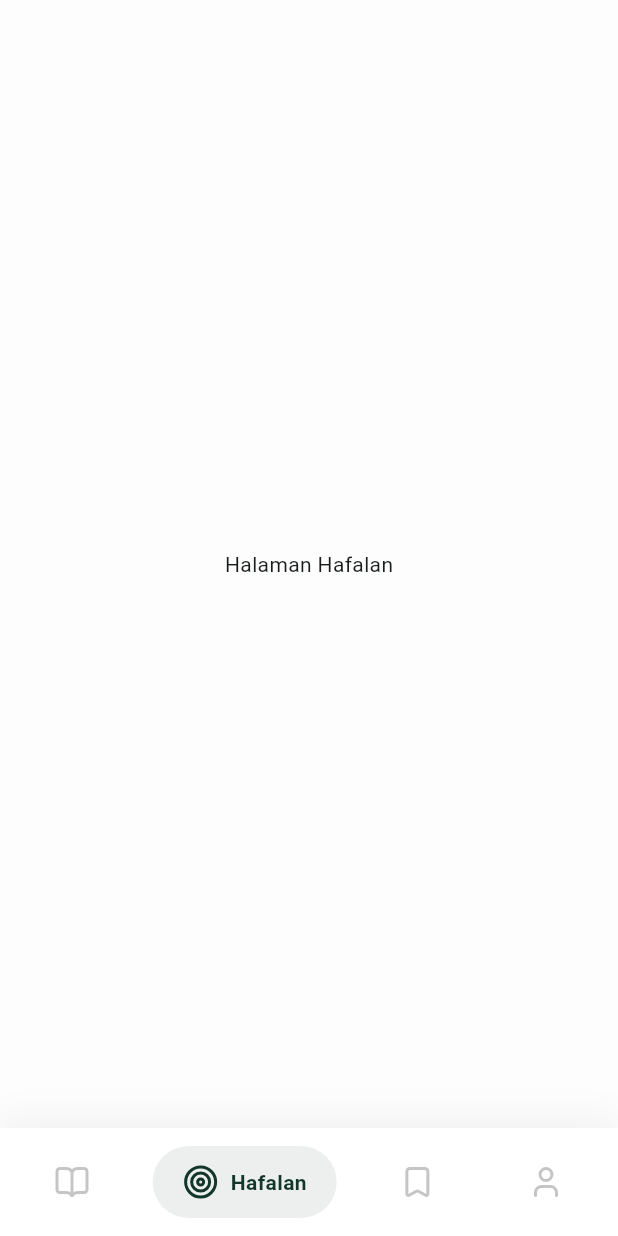
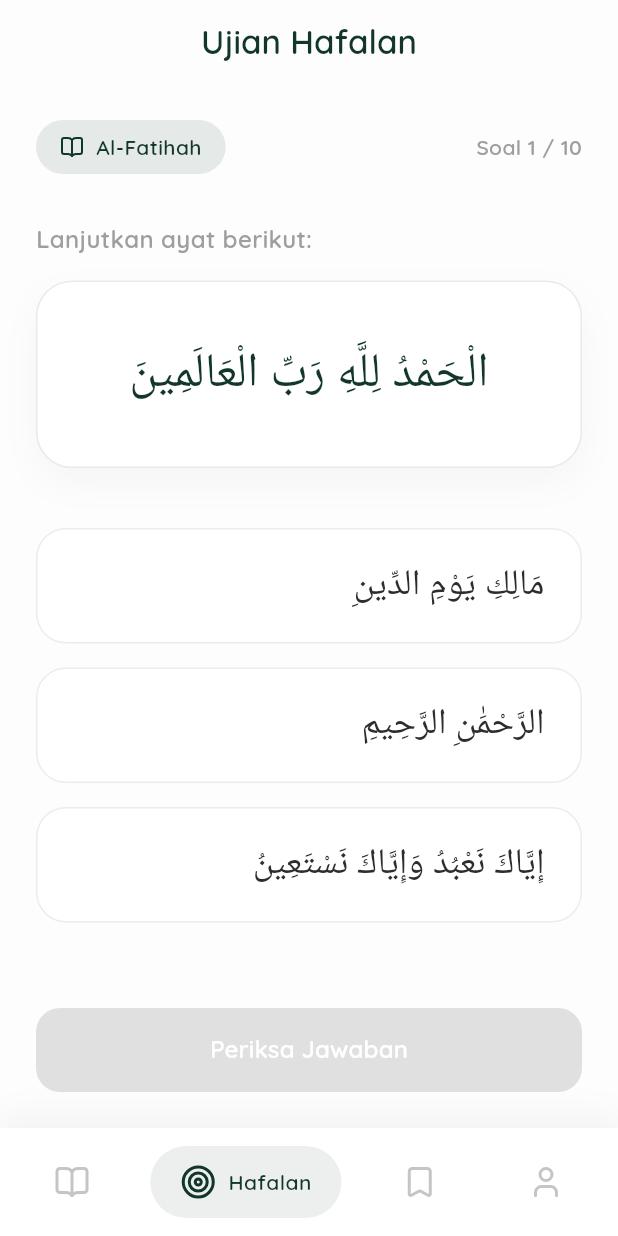
Before and after one commit to Riansyah5/mutqin_app, a Flutter app: the screen it shows after launch, item 2 of the bottom bar chosen, on a phone screen of 412 x 824 dp. Run offline on Flutter 3.47's test engine with Material 3 defaults, Android fonts, the phone set to English and light mode, and no system bars; drawn by our look-alikes of google_nav_bar; our stand-ins replace dio, just_audio, lucide_icons, sqflite, sqflite_common_ffi; accounts and stored records are empty; Roboto replaces fonts that are missing (Amiri, Poppins).

Commit message:
tambah fitur quiz untuk tes hafalan

```diff
--- a/assets/data/quran.json
+++ b/assets/data/quran.json
@@ -4,17 +4,42 @@
     "nama_latin": "Al-Fatihah",
     "nama_arab": "الفاتحة",
     "jumlah_ayat": 7,
-    "tempat_turun": "Makkah",
+    "tempat_turun": "Makkiyah",
     "ayat": [
       {
         "nomor_ayat": 1,
-        "teks_arab": "بِسْمِ اللَّهِ الرَّحْمَٰنِ الرَّحِيمِ",
-        "terjemahan": "Dengan nama Allah Yang Maha Pengasih, Maha Penyayang."
+        "teks_arab": "بِسْمِ اللّٰهِ الرَّحْمٰنِ الرَّحِيْمِ",
+        "terjemahan": "Dengan nama Allah Yang Maha Pengasih lagi Maha Penyayang."
       },
       {
         "nomor_ayat": 2,
-        "teks_arab": "الْحَمْدُ لِلَّهِ رَبِّ الْعَالَمِينَ",
-        "terjemahan": "Segala puji bagi Allah, Tuhan seluruh alam."
+        "teks_arab": "اَلْحَمْدُ لِلّٰهِ رَبِّ الْعٰلَمِيْنَۙ",
+        "terjemahan": "Segala puji bagi Allah, Tuhan semesta alam."
+      },
+      {
+        "nomor_ayat": 3,
+        "teks_arab": "الرَّحْمٰنِ الرَّحِيْمِۙ",
+        "terjemahan": "Yang Maha Pengasih lagi Maha Penyayang,"
+      },
+      {
+        "nomor_ayat": 4,
+        "teks_arab": "مٰلِكِ يَوْمِ الدِّيْنِۗ",
+        "terjemahan": "Pemilik hari Pembalasan."
+      },
+      {
+        "nomor_ayat": 5,
+        "teks_arab": "اِيَّاكَ نَعْبُدُ وَاِيَّاكَ نَسْتَعِيْنُۗ",
+        "terjemahan": "Hanya kepada Engkaulah kami menyembah dan hanya kepada Engkaulah kami memohon pertolongan."
+      },
+      {
+        "nomor_ayat": 6,
+        "teks_arab": "اِهْدِنَا الصِّرَاطَ الْمُسْتَقِيْمَۙ",
+        "terjemahan": "Bimbinglah kami ke jalan yang lurus,"
+      },
+      {
+        "nomor_ayat": 7,
+        "teks_arab": "صِرَاطَ الَّذِيْنَ اَنْعَمْتَ عَلَيْهِمْ ەۙ غَيْرِ الْمَغْضُوْبِ عَلَيْهِمْ وَلَا الضَّاۤلِّيْنَ ࣖ",
+        "terjemahan": "(yaitu) jalan orang-orang yang telah Engkau beri nikmat, bukan (jalan) mereka yang dimurkai dan bukan (pula jalan) orang-orang yang sesat."
       }
     ]
   },
--- a/lib/main.dart
+++ b/lib/main.dart
@@ -26,7 +26,7 @@ class MutqinApp extends StatelessWidget {
       debugShowCheckedModeBanner: false,
       theme: ThemeData(
         scaffoldBackgroundColor: const Color(0xFFFDFDFD), // Clean White
-        fontFamily: 'Poppins',
+        fontFamily: 'Quicksand-SemiBold', // Font utama yang bersih dan modern
         colorScheme: ColorScheme.fromSeed(
           seedColor: const Color(0xFF12372A), // Aesthetic Forest Green
           primary: const Color(0xFF12372A),
--- a/lib/screens/main_screen.dart
+++ b/lib/screens/main_screen.dart
@@ -2,6 +2,7 @@ import 'package:flutter/material.dart';
 import 'package:google_nav_bar/google_nav_bar.dart';
 import 'package:lucide_icons/lucide_icons.dart';
 import 'home_screen.dart';
+import 'quiz_screen.dart'; // Placeholder untuk halaman Hafalan
 
 class MainScreen extends StatefulWidget {
   const MainScreen({super.key});
@@ -16,7 +17,7 @@ class _MainScreenState extends State<MainScreen> {
   // Daftar halaman untuk setiap menu tab
   final List<Widget> _screens = [
     const HomeScreen(),
-    const Center(child: Text('Halaman Hafalan', style: TextStyle(fontFamily: 'Poppins'))), // Placeholder
+    const QuizScreen(),  // Placeholder untuk halaman Hafalan, Markah, dan Profil
     const Center(child: Text('Halaman Markah', style: TextStyle(fontFamily: 'Poppins'))),  // Placeholder
     const Center(child: Text('Halaman Profil', style: TextStyle(fontFamily: 'Poppins'))),   // Placeholder
   ];
--- /dev/null
+++ b/lib/screens/quiz_screen.dart
@@ -0,0 +1,223 @@
+import 'package:flutter/material.dart';
+import 'package:lucide_icons/lucide_icons.dart';
+
+class QuizScreen extends StatefulWidget {
+  const QuizScreen({super.key});
+
+  @override
+  State<QuizScreen> createState() => _QuizScreenState();
+}
+
+class _QuizScreenState extends State<QuizScreen> {
+  int? _selectedIndex;
+  bool _isAnswerChecked = false;
+
+  // --- DUMMY DATA KUIS ---
+  // Nantinya data ini diambil secara acak dari database SQLite Anda
+  final String _surahName = "Al-Fatihah";
+  final String _questionAyah = "الْحَمْدُ لِلَّهِ رَبِّ الْعَالَمِينَ"; // Ayat 2
+
+  final List<Map<String, dynamic>> _options = [
+    {"text": "مَالِكِ يَوْمِ الدِّينِ", "isCorrect": false}, // Ayat 4
+    {"text": "الرَّحْمَٰنِ الرَّحِيمِ", "isCorrect": true}, // Ayat 3 (Benar)
+    {"text": "إِيَّاكَ نَعْبُدُ وَإِيَّاكَ نَسْتَعِينُ", "isCorrect": false}, // Ayat 5
+  ];
+
+  void _checkAnswer() {
+    if (_selectedIndex != null) {
+      setState(() {
+        _isAnswerChecked = true;
+      });
+    }
+  }
+
+  void _nextQuestion() {
+    setState(() {
+      _selectedIndex = null;
+      _isAnswerChecked = false;
+      // TODO: Panggil fungsi untuk mengambil soal baru dari database
+    });
+  }
+
+  @override
+  Widget build(BuildContext context) {
+    return Scaffold(
+      backgroundColor: const Color(0xFFFDFDFD),
+      appBar: AppBar(
+        title: const Text(
+          'Ujian Hafalan',
+          style: TextStyle(fontWeight: FontWeight.bold, color: Color(0xFF12372A)),
+        ),
+        centerTitle: true,
+        backgroundColor: Colors.transparent,
+        elevation: 0,
+      ),
+      body: SafeArea(
+        child: Padding(
+          padding: const EdgeInsets.all(24.0),
+          child: Column(
+            crossAxisAlignment: CrossAxisAlignment.stretch,
+            children: [
+              // --- HEADER KUIS ---
+              Row(
+                mainAxisAlignment: MainAxisAlignment.spaceBetween,
+                children: [
+                  Container(
+                    padding: const EdgeInsets.symmetric(horizontal: 16, vertical: 8),
+                    decoration: BoxDecoration(
+                      color: const Color(0xFF12372A).withOpacity(0.1),
+                      borderRadius: BorderRadius.circular(20),
+                    ),
+                    child: Row(
+                      children: [
+                        const Icon(LucideIcons.bookOpen, size: 16, color: Color(0xFF12372A)),
+                        const SizedBox(width: 8),
+                        Text(
+                          _surahName,
+                          style: const TextStyle(
+                            color: Color(0xFF12372A),
+                            fontWeight: FontWeight.bold,
+                          ),
+                        ),
+                      ],
+                    ),
+                  ),
+                  const Text(
+                    'Soal 1 / 10',
+                    style: TextStyle(color: Colors.grey, fontWeight: FontWeight.w500),
+                  ),
+                ],
+              ),
+              const SizedBox(height: 32),
+
+              // --- PERTANYAAN (AYAT SEBELUMNYA) ---
+              const Text(
+                'Lanjutkan ayat berikut:',
+                style: TextStyle(fontSize: 16, color: Colors.grey),
+              ),
+              const SizedBox(height: 16),
+              Container(
+                padding: const EdgeInsets.all(32),
+                decoration: BoxDecoration(
+                  color: Colors.white,
+                  borderRadius: BorderRadius.circular(24),
+                  boxShadow: [
+                    BoxShadow(
+                      color: Colors.black.withOpacity(0.03),
+                      blurRadius: 20,
+                      offset: const Offset(0, 10),
+                    ),
+                  ],
+                  border: Border.all(color: const Color(0xFF12372A).withOpacity(0.1)),
+                ),
+                child: Center(
+                  child: Text(
+                    _questionAyah,
+                    textAlign: TextAlign.center,
+                    textDirection: TextDirection.rtl,
+                    style: const TextStyle(
+                      fontFamily: 'Amiri',
+                      fontSize: 32,
+                      color: Color(0xFF12372A),
+                      height: 1.8,
+                    ),
+                  ),
+                ),
+              ),
+              const SizedBox(height: 40),
+
+              // --- PILIHAN GANDA ---
+              Expanded(
+                child: ListView.separated(
+                  itemCount: _options.length,
+                  separatorBuilder: (context, index) => const SizedBox(height: 16),
+                  itemBuilder: (context, index) {
+                    final option = _options[index];
+                    final isSelected = _selectedIndex == index;
+
+                    // Menentukan warna state saat dicek
+                    Color borderColor = isSelected ? const Color(0xFFC5A880) : Colors.grey.withOpacity(0.2);
+                    Color bgColor = isSelected ? const Color(0xFFC5A880).withOpacity(0.1) : Colors.white;
+                    Widget? trailingIcon;
+
+                    if (_isAnswerChecked) {
+                      if (option['isCorrect']) {
+                        borderColor = Colors.green;
+                        bgColor = Colors.green.withOpacity(0.1);
+                        trailingIcon = const Icon(LucideIcons.checkCircle2, color: Colors.green);
+                      } else if (isSelected && !option['isCorrect']) {
+                        borderColor = Colors.red;
+                        bgColor = Colors.red.withOpacity(0.1);
+                        trailingIcon = const Icon(LucideIcons.xCircle, color: Colors.red);
+                      }
+                    }
+
+                    return GestureDetector(
+                      onTap: _isAnswerChecked ? null : () {
+                        setState(() {
+                          _selectedIndex = index;
+                        });
+                      },
+                      child: AnimatedContainer(
+                        duration: const Duration(milliseconds: 200),
+                        padding: const EdgeInsets.symmetric(horizontal: 24, vertical: 20),
+                        decoration: BoxDecoration(
+                          color: bgColor,
+                          borderRadius: BorderRadius.circular(20),
+                          border: Border.all(color: borderColor, width: isSelected || (_isAnswerChecked && option['isCorrect']) ? 2 : 1),
+                        ),
+                        child: Row(
+                          mainAxisAlignment: MainAxisAlignment.spaceBetween,
+                          children: [
+                            if (trailingIcon != null) trailingIcon else const SizedBox(width: 24),
+                            Expanded(
+                              child: Text(
+                                option['text'],
+                                textAlign: TextAlign.right,
+                                textDirection: TextDirection.rtl,
+                                style: const TextStyle(
+                                  fontFamily: 'Amiri',
+                                  fontSize: 24,
+                                  color: Color(0xFF2D2D2D),
+                                ),
+                              ),
+                            ),
+                          ],
+                        ),
+                      ),
+                    );
+                  },
+                ),
+              ),
+
+              // --- TOMBOL AKSI ---
+              SizedBox(
+                width: double.infinity,
+                height: 56,
+                child: ElevatedButton(
+                  onPressed: _selectedIndex == null ? null : (_isAnswerChecked ? _nextQuestion : _checkAnswer),
+                  style: ElevatedButton.styleFrom(
+                    backgroundColor: const Color(0xFF12372A),
+                    disabledBackgroundColor: Colors.grey[300],
+                    shape: RoundedRectangleBorder(
+                      borderRadius: BorderRadius.circular(16),
+                    ),
+                    elevation: 0,
+                  ),
+                  child: Text(
+                    _isAnswerChecked ? 'Pertanyaan Selanjutnya' : 'Periksa Jawaban',
+                    style: const TextStyle(
+                      fontSize: 16,
+                      fontWeight: FontWeight.bold,
+                      color: Colors.white,
+                    ),
+                  ),
+                ),
+              ),
+            ],
+          ),
+        ),
+      ),
+    );
+  }
+}
```
Also changed, not shown: pubspec.yaml (+9 -0 lines).
